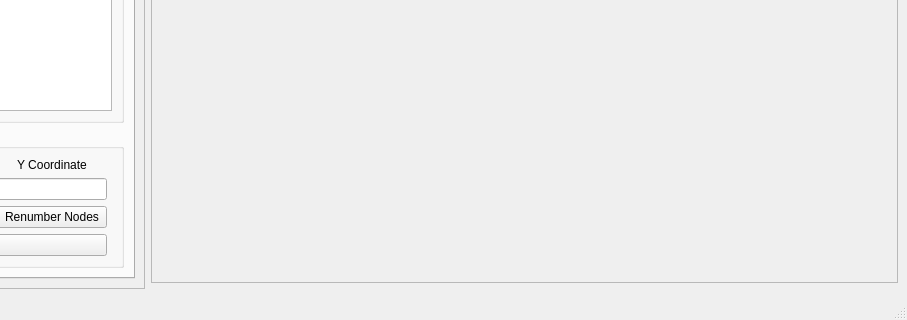
This is GUI.ui in mjamezquidilla/pysead as Qt 5 draws it before an edit; both pictures show x 283 to 1190 and y 502 to 822 of the 1190 by 822 pixel window. The edited form follows.
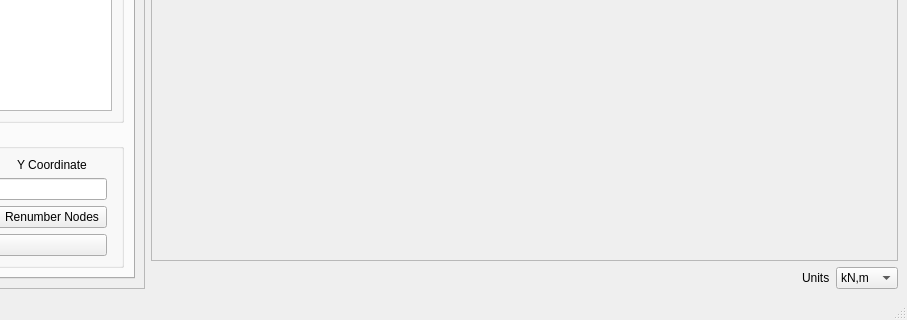
This is the edited form.

Commit message: Fixed lineEdit numbering after opening of file

```diff
--- a/GUI.ui
+++ b/GUI.ui
@@ -1158,14 +1158,52 @@
        </widget>
       </item>
       <item>
-       <widget class="QFrame" name="Navigation_Frame">
-        <property name="frameShape">
-         <enum>QFrame::StyledPanel</enum>
-        </property>
-        <property name="frameShadow">
-         <enum>QFrame::Raised</enum>
-        </property>
-       </widget>
+       <layout class="QHBoxLayout" name="horizontalLayout_15">
+        <item>
+         <spacer name="horizontalSpacer">
+          <property name="orientation">
+           <enum>Qt::Horizontal</enum>
+          </property>
+          <property name="sizeHint" stdset="0">
+           <size>
+            <width>40</width>
+            <height>20</height>
+           </size>
+          </property>
+         </spacer>
+        </item>
+        <item>
+         <widget class="QLabel" name="label_7">
+          <property name="text">
+           <string>Units</string>
+          </property>
+         </widget>
+        </item>
+        <item>
+         <widget class="QComboBox" name="Units_Combobox">
+          <item>
+           <property name="text">
+            <string>kN,m</string>
+           </property>
+          </item>
+          <item>
+           <property name="text">
+            <string>N,mm</string>
+           </property>
+          </item>
+          <item>
+           <property name="text">
+            <string>kip, ft</string>
+           </property>
+          </item>
+          <item>
+           <property name="text">
+            <string>lbf, in</string>
+           </property>
+          </item>
+         </widget>
+        </item>
+       </layout>
       </item>
      </layout>
     </item>
```
Left out of the diff: 32 changed lines with no effect on the pictures. The commit also changes 2 other files.
